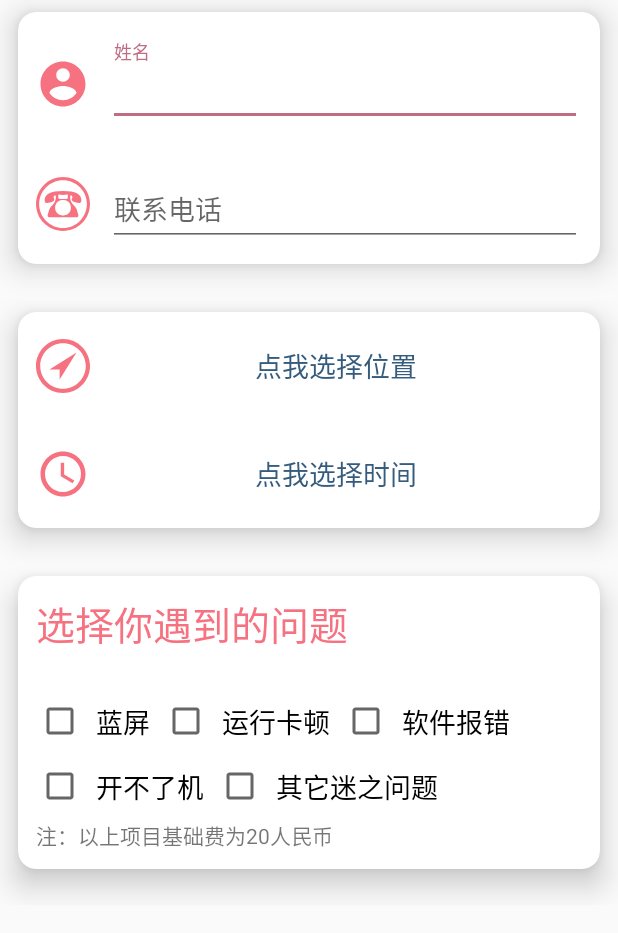
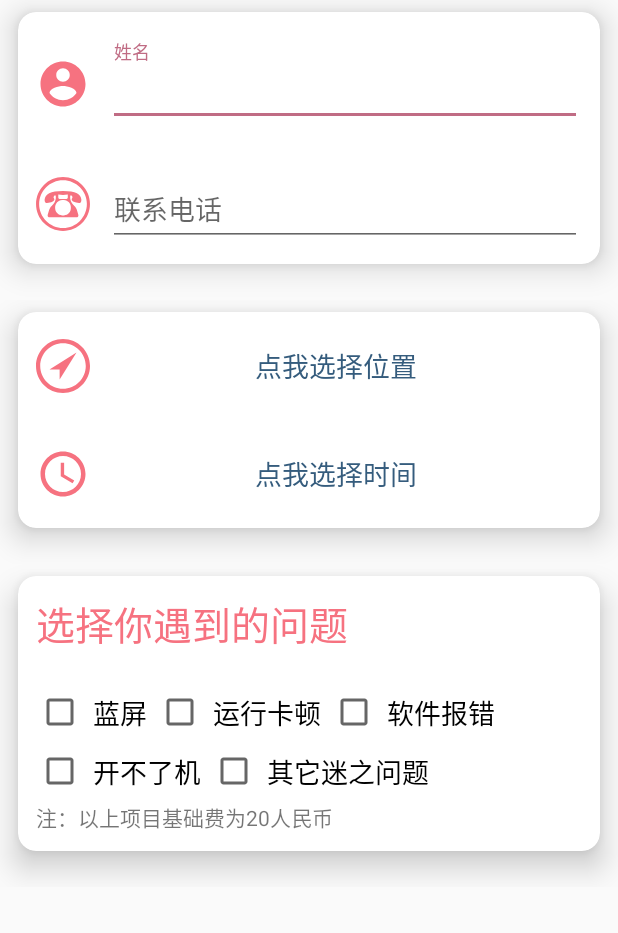
Before and after one commit to lyl12321/Fixed, an Android app: the fragment AppointmentActivity shown on its own in the app's theme, on a phone screen of 412 x 824 dp. Shown: the top 933 px of the screen. Run offline under Robolectric (Android 15) with nearby library versions, the phone set to English and light mode, and no system bars; libraries missing offline, so code that uses them is left out: com.bigkoo.pickerview, com.dx.dxloadingbutton, es.dmoral.toasty, org.angmarch.views; plain views replace LoadingButton; 5 statements that could not run were skipped.

Commit message:
收起软键盘，对部分机型进行适配

```diff
--- a/app/src/main/java/fragment/AppointmentActivity.java
+++ b/app/src/main/java/fragment/AppointmentActivity.java
@@ -30,6 +30,7 @@ import android.text.TextUtils;
 import android.view.LayoutInflater;
 import android.view.View;
 import android.view.ViewGroup;
+import android.view.inputmethod.InputMethodManager;
 import android.widget.AdapterView;
 import android.widget.Button;
 import android.widget.CheckBox;
@@ -244,6 +245,10 @@ public class AppointmentActivity extends Fragment {
 
         });
         choosePosition.setOnClickListener(V -> {
+            InputMethodManager imm = (InputMethodManager) activity.getSystemService(Context.INPUT_METHOD_SERVICE);
+            if (imm.isActive()){
+                imm.hideSoftInputFromWindow(phone.getWindowToken(), 0);
+            }
             bResult = "";
             new AlertDialog.Builder(activity)
                     .setTitle("选择楼号")
--- a/app/src/main/res/layout/activity_appointment.xml
+++ b/app/src/main/res/layout/activity_appointment.xml
@@ -267,13 +267,13 @@
                             <LinearLayout
                                 android:layout_width="match_parent"
                                 android:layout_height="wrap_content"
-                                android:paddingTop="24dp">
+                                android:paddingTop="20dp">
 
                                 <CheckBox
                                     android:id="@+id/checkBox1"
                                     android:layout_width="wrap_content"
                                     android:layout_height="wrap_content"
-                                    android:padding="8dp"
+                                    android:padding="@dimen/checkboxpadding"
                                     android:text="蓝屏"
                                     android:textSize="18dp" />
 
@@ -281,7 +281,7 @@
                                     android:id="@+id/checkBox2"
                                     android:layout_width="wrap_content"
                                     android:layout_height="wrap_content"
-                                    android:padding="8dp"
+                                    android:padding="@dimen/checkboxpadding"
                                     android:text="运行卡顿"
                                     android:textSize="18dp" />
 
@@ -289,7 +289,7 @@
                                     android:id="@+id/checkBox3"
                                     android:layout_width="wrap_content"
                                     android:layout_height="wrap_content"
-                                    android:padding="8dp"
+                                    android:padding="@dimen/checkboxpadding"
                                     android:text="软件报错"
                                     android:textSize="18dp" />
                             </LinearLayout>
@@ -302,7 +302,7 @@
                                     android:id="@+id/checkBox4"
                                     android:layout_width="wrap_content"
                                     android:layout_height="wrap_content"
-                                    android:padding="8dp"
+                                    android:padding="@dimen/checkboxpadding"
                                     android:text="开不了机"
                                     android:textSize="18dp" />
 
@@ -310,7 +310,7 @@
                                     android:id="@+id/checkBox5"
                                     android:layout_width="wrap_content"
                                     android:layout_height="wrap_content"
-                                    android:padding="8dp"
+                                    android:padding="@dimen/checkboxpadding"
                                     android:text="其它迷之问题"
                                     android:textSize="18dp" />
                             </LinearLayout>
--- a/app/src/main/res/values/dimens.xml
+++ b/app/src/main/res/values/dimens.xml
@@ -9,5 +9,6 @@
     <dimen name="layout_marginBottom">24dp</dimen>
     <dimen name="cardcornerradius">12dp</dimen>
     <dimen name="cardelevation">12dp</dimen>
+    <dimen name="checkboxpadding">6dp</dimen>
 
 </resources>
```
